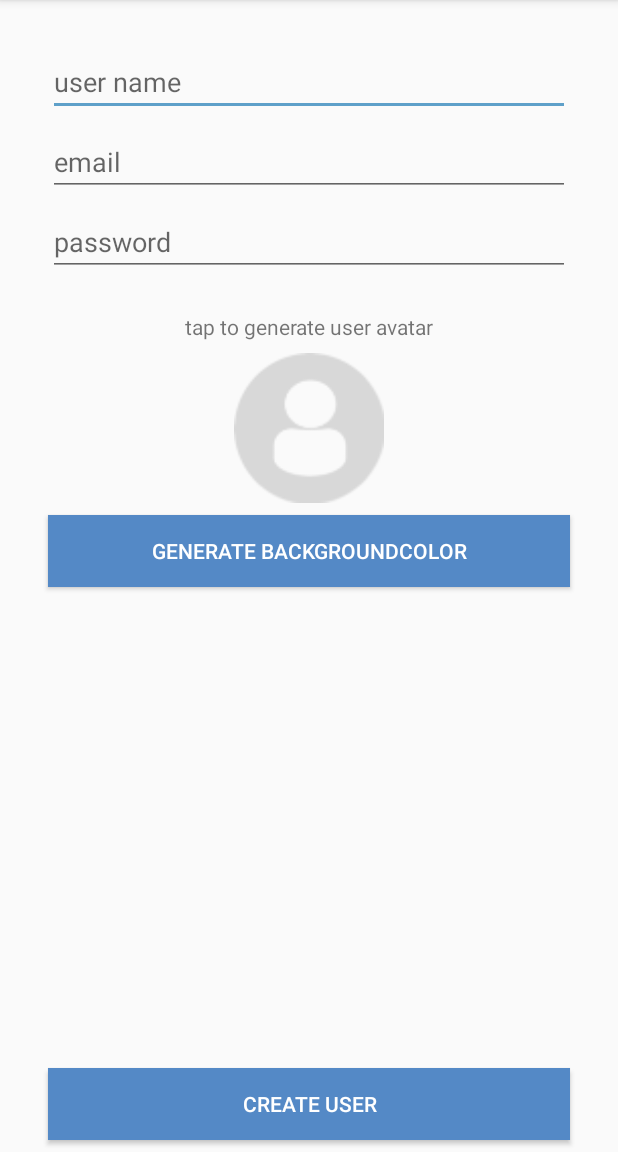
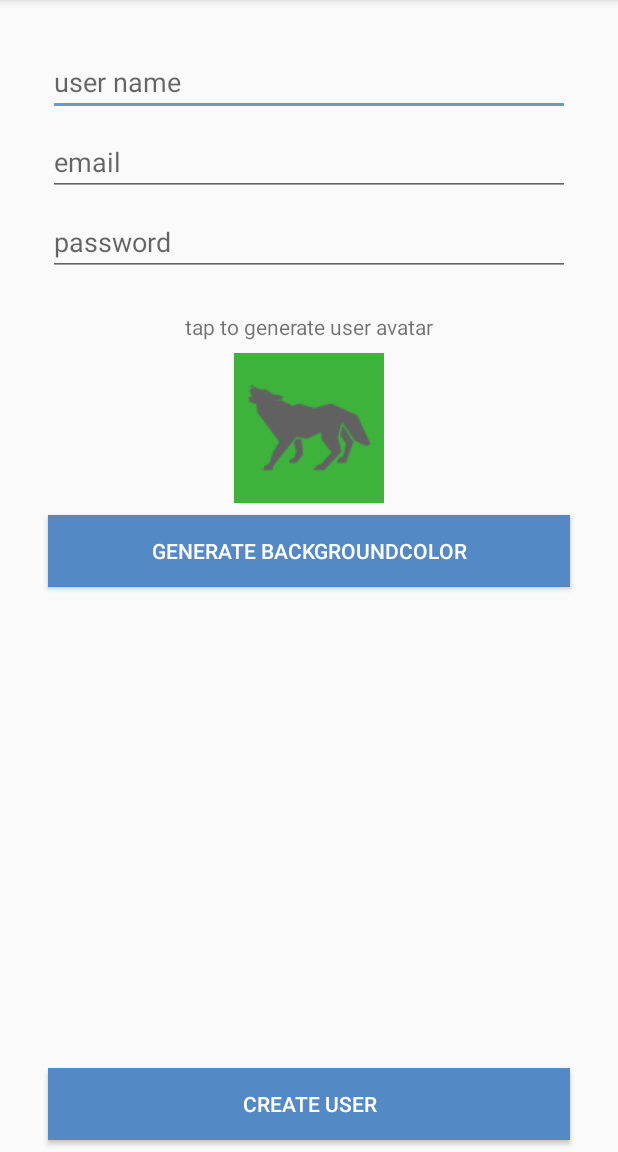
Before and after one commit to Estete9/Smack2, an Android app: the CreateUserActivity screen opened directly, with no data from a screen before it, after a tap on "GENERATE BACKGROUNDCOLOR", on a phone screen of 412 x 824 dp, the part 84-1236 px from its top. Run offline under Robolectric (Android 15) with nearby library versions, the phone set to English and light mode, and no system bars; 1 other tap on this screen came first.

Commit message:
randomized avatar and background color

```diff
--- a/app/src/main/java/com/example/smack2/CreateUserActivity.kt
+++ b/app/src/main/java/com/example/smack2/CreateUserActivity.kt
@@ -1,27 +1,55 @@
 package com.example.smack2
 
-import android.content.Intent
-import androidx.appcompat.app.AppCompatActivity
+import android.graphics.Color
 import android.os.Bundle
 import android.view.View
+import androidx.appcompat.app.AppCompatActivity
+import kotlinx.android.synthetic.main.activity_create_user.*
+import java.util.*
 
 class CreateUserActivity : AppCompatActivity() {
+
+    var userAvatar = "profileDefault"
+    var avatarColor = "[0.5, 0.5, 0.5, 1]"
 
     override fun onCreate(savedInstanceState: Bundle?) {
         super.onCreate(savedInstanceState)
         setContentView(R.layout.activity_create_user)
     }
 
-    fun generateUserAvatarClicked(view: View){
+    fun generateUserAvatarClicked(view: View) {
+
+        val random = Random()
+        val color = random.nextInt(2)
+        val avatar = random.nextInt(28)
+
+        if (color == 0) {
+            userAvatar = "light$avatar"
+        } else {
+            userAvatar = "dark$avatar"
+        }
+
+        val resourceId = resources.getIdentifier(userAvatar, "drawable", packageName)
+        createAvatarImageView.setImageResource(resourceId)
 
     }
 
-    fun generateColorClicked(view:View){
+    fun generateColorClicked(view: View) {
 
+        var random = Random()
+        var r = random.nextInt(255)
+        var g = random.nextInt(255)
+        var b = random.nextInt(255)
 
+        createAvatarImageView.setBackgroundColor(Color.rgb(r, g, b))
+
+        val savedR = r.toDouble() / 255
+        val savedG = g.toDouble() / 255
+        val savedB = b.toDouble() / 255
+        avatarColor = "[$savedR,$savedG,$savedB,1]"
     }
 
-    fun createUserClicked(view:View){
+    fun createUserClicked(view: View) {
 
     }
 
```
